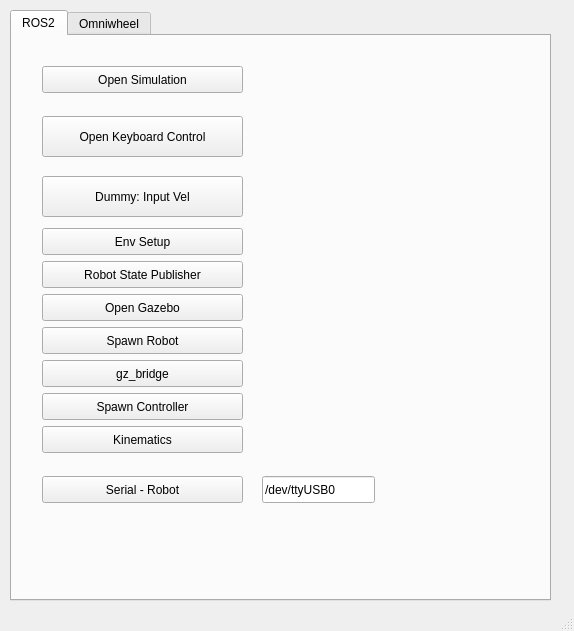
This is form.ui in Bakso14/pyqt_omniwheel as Qt 5 draws it before an edit. The edited form follows.
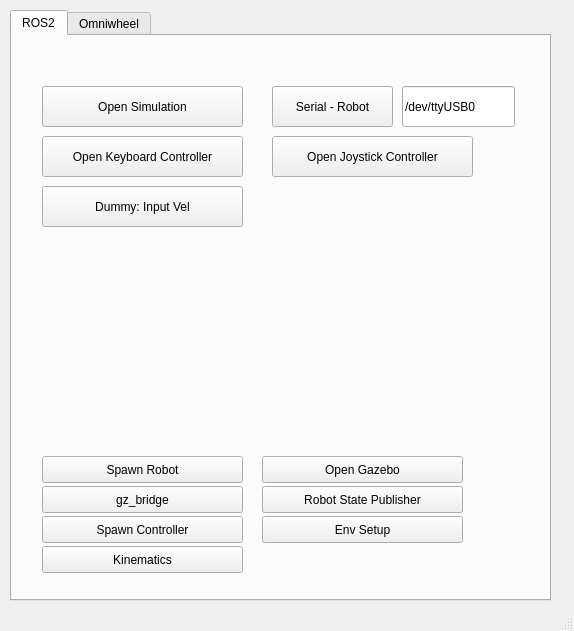
This is the edited form. The open tabs and pages were chosen to show the change.

Commit message: adding joystick button

Patch:
```diff
--- a/form.ui
+++ b/form.ui
@@ -34,9 +34,9 @@
       <property name="geometry">
        <rect>
         <x>30</x>
-        <y>30</y>
+        <y>50</y>
         <width>201</width>
-        <height>27</height>
+        <height>41</height>
        </rect>
       </property>
       <property name="text">
@@ -47,20 +47,20 @@
       <property name="geometry">
        <rect>
         <x>30</x>
-        <y>80</y>
+        <y>100</y>
         <width>201</width>
         <height>41</height>
        </rect>
       </property>
       <property name="text">
-       <string>Open Keyboard Control</string>
+       <string>Open Keyboard Controller</string>
       </property>
      </widget>
      <widget class="QPushButton" name="pushButton_3">
       <property name="geometry">
        <rect>
         <x>30</x>
-        <y>140</y>
+        <y>150</y>
         <width>201</width>
         <height>41</height>
        </rect>
@@ -72,10 +72,10 @@
      <widget class="QPushButton" name="buttonRos8">
       <property name="geometry">
        <rect>
-        <x>30</x>
-        <y>440</y>
-        <width>201</width>
-        <height>27</height>
+        <x>260</x>
+        <y>50</y>
+        <width>121</width>
+        <height>41</height>
        </rect>
       </property>
       <property name="text">
@@ -85,10 +85,10 @@
      <widget class="QLineEdit" name="serial_port_edit">
       <property name="geometry">
        <rect>
-        <x>250</x>
-        <y>440</y>
+        <x>390</x>
+        <y>50</y>
         <width>113</width>
-        <height>27</height>
+        <height>41</height>
        </rect>
       </property>
       <property name="text">
@@ -99,7 +99,7 @@
       <property name="geometry">
        <rect>
         <x>30</x>
-        <y>390</y>
+        <y>510</y>
         <width>201</width>
         <height>27</height>
        </rect>
@@ -112,7 +112,7 @@
       <property name="geometry">
        <rect>
         <x>30</x>
-        <y>357</y>
+        <y>480</y>
         <width>201</width>
         <height>27</height>
        </rect>
@@ -124,8 +124,8 @@
      <widget class="QPushButton" name="buttonRos1">
       <property name="geometry">
        <rect>
-        <x>30</x>
-        <y>192</y>
+        <x>250</x>
+        <y>480</y>
         <width>201</width>
         <height>27</height>
        </rect>
@@ -138,7 +138,7 @@
       <property name="geometry">
        <rect>
         <x>30</x>
-        <y>324</y>
+        <y>450</y>
         <width>201</width>
         <height>27</height>
        </rect>
@@ -150,8 +150,8 @@
      <widget class="QPushButton" name="buttonRos2">
       <property name="geometry">
        <rect>
-        <x>30</x>
-        <y>225</y>
+        <x>250</x>
+        <y>450</y>
         <width>201</width>
         <height>27</height>
        </rect>
@@ -163,8 +163,8 @@
      <widget class="QPushButton" name="buttonRos3">
       <property name="geometry">
        <rect>
-        <x>30</x>
-        <y>258</y>
+        <x>250</x>
+        <y>420</y>
         <width>201</width>
         <height>27</height>
        </rect>
@@ -177,7 +177,7 @@
       <property name="geometry">
        <rect>
         <x>30</x>
-        <y>291</y>
+        <y>420</y>
         <width>201</width>
         <height>27</height>
        </rect>
@@ -186,6 +186,19 @@
        <string>Spawn Robot</string>
       </property>
      </widget>
+     <widget class="QPushButton" name="pushButton_4">
+      <property name="geometry">
+       <rect>
+        <x>260</x>
+        <y>100</y>
+        <width>201</width>
+        <height>41</height>
+       </rect>
+      </property>
+      <property name="text">
+       <string>Open Joystick Controller</string>
+      </property>
+     </widget>
      <zorder>buttonRos8</zorder>
      <zorder>pushButton</zorder>
      <zorder>pushButton_2</zorder>
```
Left out of the diff: 34 changed lines with no effect on the pictures.
